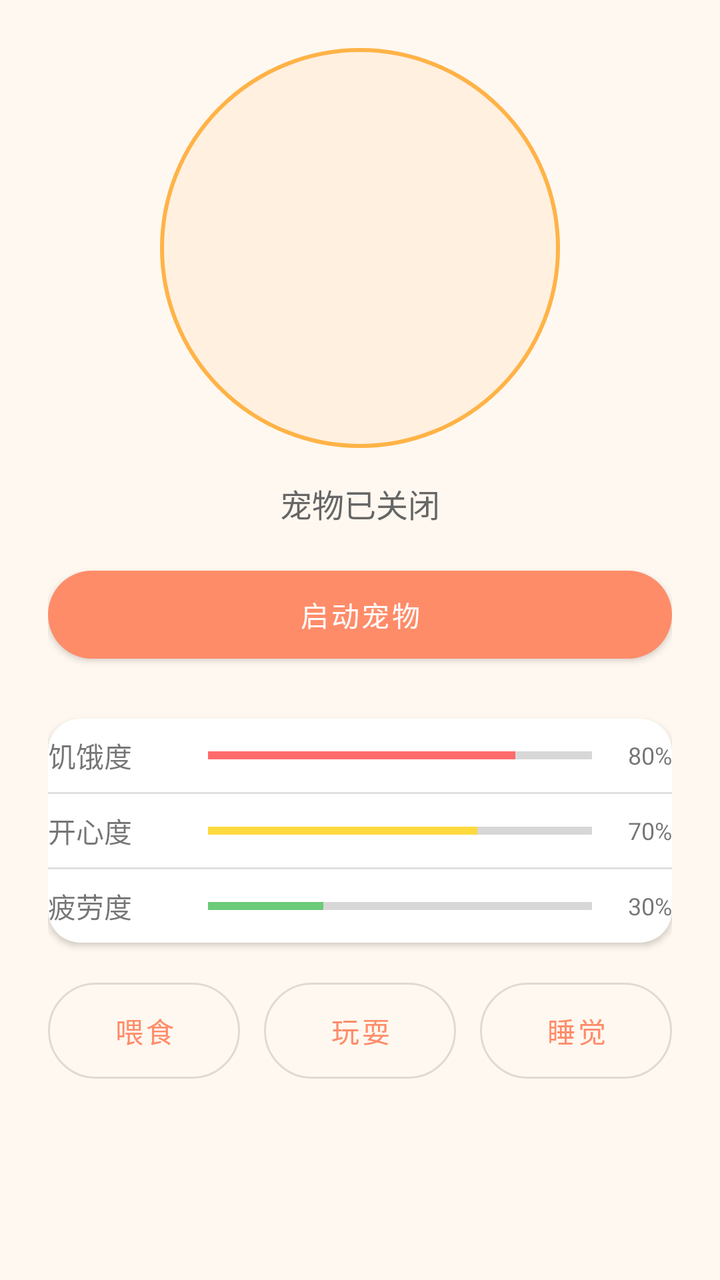
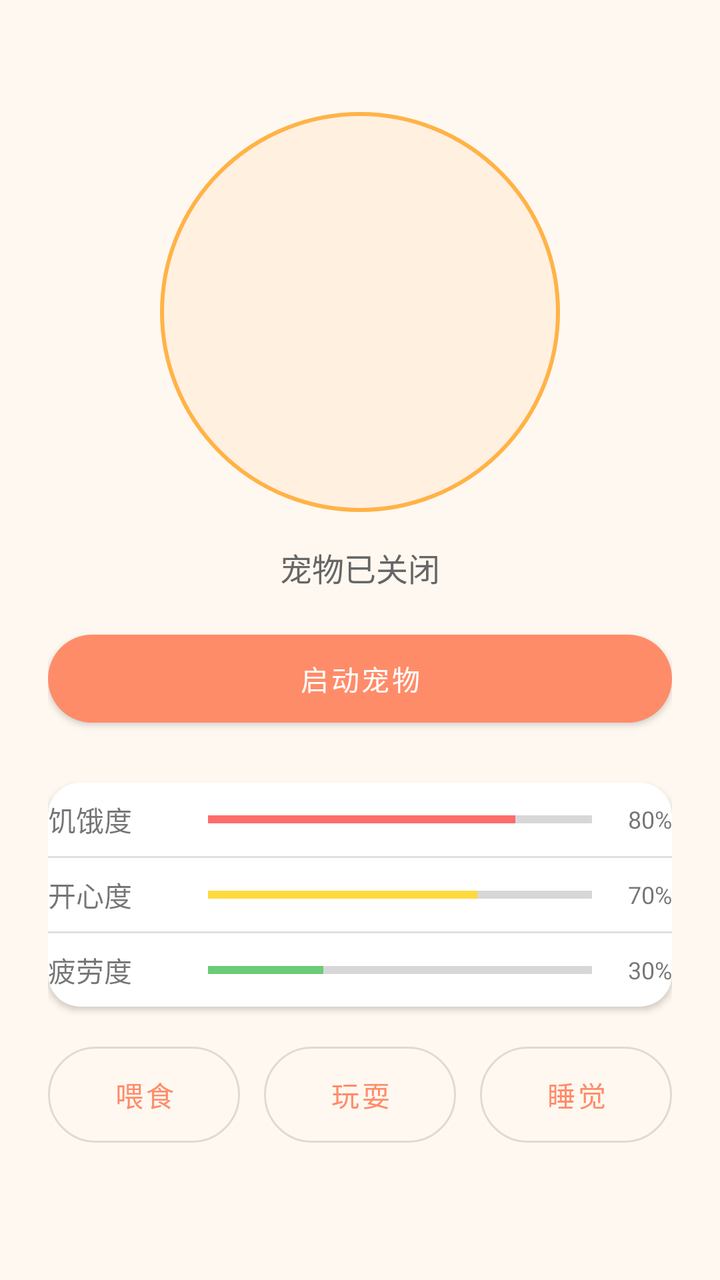

The first picture is an Android layout as it rendered before a commit; the second is the same layout after the commit. The layout source and the unified diff follow.
<!-- AndroidManifest.xml: activity theme Theme.DeskPet -->
<!-- res/layout/activity_main.xml -->
<?xml version="1.0" encoding="utf-8"?>
<androidx.constraintlayout.widget.ConstraintLayout
    xmlns:android="http://schemas.android.com/apk/res/android"
    xmlns:app="http://schemas.android.com/apk/res-auto"
    android:layout_width="match_parent"
    android:layout_height="match_parent"
    android:background="#FFF8F0"
    android:padding="24dp">

    
    <FrameLayout
        android:id="@+id/petPreview"
        android:layout_width="200dp"
        android:layout_height="200dp"
        app:layout_constraintTop_toTopOf="parent"
        app:layout_constraintStart_toStartOf="parent"
        app:layout_constraintEnd_toEndOf="parent"
        app:layout_constraintTop_margin="32dp"
        android:background="@drawable/pet_preview_bg" />

    
    <TextView
        android:id="@+id/tvStatus"
        android:layout_width="wrap_content"
        android:layout_height="wrap_content"
        android:text="@string/status_stopped"
        android:textSize="16sp"
        android:textColor="#666"
        app:layout_constraintTop_toBottomOf="@id/petPreview"
        app:layout_constraintStart_toStartOf="parent"
        app:layout_constraintEnd_toEndOf="parent"
        android:layout_marginTop="16dp" />

    
    <com.google.android.material.button.MaterialButton
        android:id="@+id/btnToggleService"
        android:layout_width="0dp"
        android:layout_height="56dp"
        android:text="@string/btn_start_pet"
        app:layout_constraintTop_toBottomOf="@id/tvStatus"
        app:layout_constraintStart_toStartOf="parent"
        app:layout_constraintEnd_toEndOf="parent"
        android:layout_marginTop="16dp"
        app:cornerRadius="28dp"
        style="@style/Widget.MaterialComponents.Button" />

    
    <com.google.android.material.card.MaterialCardView
        android:id="@+id/cardStats"
        android:layout_width="0dp"
        android:layout_height="wrap_content"
        app:layout_constraintTop_toBottomOf="@id/btnToggleService"
        app:layout_constraintStart_toStartOf="parent"
        app:layout_constraintEnd_toEndOf="parent"
        android:layout_marginTop="24dp"
        app:cardCornerRadius="16dp"
        app:cardElevation="2dp"
        android:padding="16dp">

        <LinearLayout
            android:layout_width="match_parent"
            android:layout_height="wrap_content"
            android:orientation="vertical"
            android:divider="?android:dividerHorizontal"
            android:showDividers="middle">

            
            <LinearLayout
                android:layout_width="match_parent"
                android:layout_height="wrap_content"
                android:orientation="horizontal"
                android:gravity="center_vertical"
                android:paddingVertical="8dp">
                <TextView
                    android:layout_width="80dp"
                    android:layout_height="wrap_content"
                    android:text="@string/label_hunger"
                    android:textSize="14sp" />
                <ProgressBar
                    android:id="@+id/progressHunger"
                    style="?android:progressBarStyleHorizontal"
                    android:layout_width="0dp"
                    android:layout_height="12dp"
                    android:layout_weight="1"
                    android:progressTint="@color/hunger_bar"
                    android:max="100"
                    android:progress="80" />
                <TextView
                    android:id="@+id/tvHunger"
                    android:layout_width="40dp"
                    android:layout_height="wrap_content"
                    android:text="80%"
                    android:textSize="12sp"
                    android:gravity="end" />
            </LinearLayout>

            
            <LinearLayout
                android:layout_width="match_parent"
                android:layout_height="wrap_content"
                android:orientation="horizontal"
                android:gravity="center_vertical"
                android:paddingVertical="8dp">
                <TextView
                    android:layout_width="80dp"
                    android:layout_height="wrap_content"
                    android:text="@string/label_happiness"
                    android:textSize="14sp" />
                <ProgressBar
                    android:id="@+id/progressHappiness"
                    style="?android:progressBarStyleHorizontal"
                    android:layout_width="0dp"
                    android:layout_height="12dp"
                    android:layout_weight="1"
                    android:progressTint="@color/happiness_bar"
                    android:max="100"
                    android:progress="70" />
                <TextView
                    android:id="@+id/tvHappiness"
                    android:layout_width="40dp"
                    android:layout_height="wrap_content"
                    android:text="70%"
                    android:textSize="12sp"
                    android:gravity="end" />
            </LinearLayout>

            
            <LinearLayout
                android:layout_width="match_parent"
                android:layout_height="wrap_content"
                android:orientation="horizontal"
                android:gravity="center_vertical"
                android:paddingVertical="8dp">
                <TextView
                    android:layout_width="80dp"
                    android:layout_height="wrap_content"
                    android:text="@string/label_fatigue"
                    android:textSize="14sp" />
                <ProgressBar
                    android:id="@+id/progressFatigue"
                    style="?android:progressBarStyleHorizontal"
                    android:layout_width="0dp"
                    android:layout_height="12dp"
                    android:layout_weight="1"
                    android:progressTint="@color/fatigue_bar"
                    android:max="100"
                    android:progress="30" />
                <TextView
                    android:id="@+id/tvFatigue"
                    android:layout_width="40dp"
                    android:layout_height="wrap_content"
                    android:text="30%"
                    android:textSize="12sp"
                    android:gravity="end" />
            </LinearLayout>
        </LinearLayout>
    </com.google.android.material.card.MaterialCardView>

    
    <LinearLayout
        android:id="@+id/actionButtons"
        android:layout_width="0dp"
        android:layout_height="wrap_content"
        app:layout_constraintTop_toBottomOf="@id/cardStats"
        app:layout_constraintStart_toStartOf="parent"
        app:layout_constraintEnd_toEndOf="parent"
        android:layout_marginTop="20dp"
        android:orientation="horizontal"
        android:gravity="center">

        <com.google.android.material.button.MaterialButton
            android:id="@+id/btnFeed"
            android:layout_width="0dp"
            android:layout_height="48dp"
            android:layout_weight="1"
            android:text="@string/btn_feed"
            android:layout_marginEnd="8dp"
            app:cornerRadius="24dp"
            android:insetTop="0dp"
            android:insetBottom="0dp"
            style="@style/Widget.MaterialComponents.Button.OutlinedButton" />

        <com.google.android.material.button.MaterialButton
            android:id="@+id/btnPlay"
            android:layout_width="0dp"
            android:layout_height="48dp"
            android:layout_weight="1"
            android:text="@string/btn_play"
            android:layout_marginHorizontal="4dp"
            app:cornerRadius="24dp"
            android:insetTop="0dp"
            android:insetBottom="0dp"
            style="@style/Widget.MaterialComponents.Button.OutlinedButton" />

        <com.google.android.material.button.MaterialButton
            android:id="@+id/btnSleep"
            android:layout_width="0dp"
            android:layout_height="48dp"
            android:layout_weight="1"
            android:text="@string/btn_sleep"
            android:layout_marginStart="8dp"
            app:cornerRadius="24dp"
            android:insetTop="0dp"
            android:insetBottom="0dp"
            style="@style/Widget.MaterialComponents.Button.OutlinedButton" />
    </LinearLayout>

</androidx.constraintlayout.widget.ConstraintLayout>
<!-- resources referenced by this layout -->
<resources>
  <color name="fatigue_bar">#6BCB77</color>
  <color name="happiness_bar">#FFD93D</color>
  <color name="hunger_bar">#FF6B6B</color>
  <!-- drawable pet_preview_bg (drawable) -->
  <?xml version="1.0" encoding="utf-8"?>
  <shape xmlns:android="http://schemas.android.com/apk/res/android"
      android:shape="oval">
      <solid android:color="#FFF0E0" />
      <stroke android:width="2dp" android:color="#FFB347" />
  </shape>
  <string name="btn_feed">喂食</string>
  <string name="btn_play">玩耍</string>
  <string name="btn_sleep">睡觉</string>
  <string name="btn_start_pet">启动宠物</string>
  <string name="label_fatigue">疲劳度</string>
  <string name="label_happiness">开心度</string>
  <string name="label_hunger">饥饿度</string>
  <string name="status_stopped">宠物已关闭</string>
  <style name="Theme.DeskPet" parent="Theme.MaterialComponents.Light.NoActionBar">
          <item name="colorPrimary">#FF8C69</item>
          <item name="colorPrimaryVariant">#FF6B4A</item>
          <item name="colorOnPrimary">#FFFFFF</item>
          <item name="colorSecondary">#FFB347</item>
          <item name="colorSecondaryVariant">#FF9A2E</item>
          <item name="colorOnSecondary">#FFFFFF</item>
          <item name="android:statusBarColor">@android:color/transparent</item>
          <item name="android:navigationBarColor">@android:color/transparent</item>
      </style>
</resources>

<!-- the commit's change to res/layout/activity_main.xml (unified diff, before → after) -->
@@ -15,7 +15,7 @@
         app:layout_constraintTop_toTopOf="parent"
         app:layout_constraintStart_toStartOf="parent"
         app:layout_constraintEnd_toEndOf="parent"
-        app:layout_constraintTop_margin="32dp"
+        android:layout_marginTop="32dp"
         android:background="@drawable/pet_preview_bg" />
 
     
